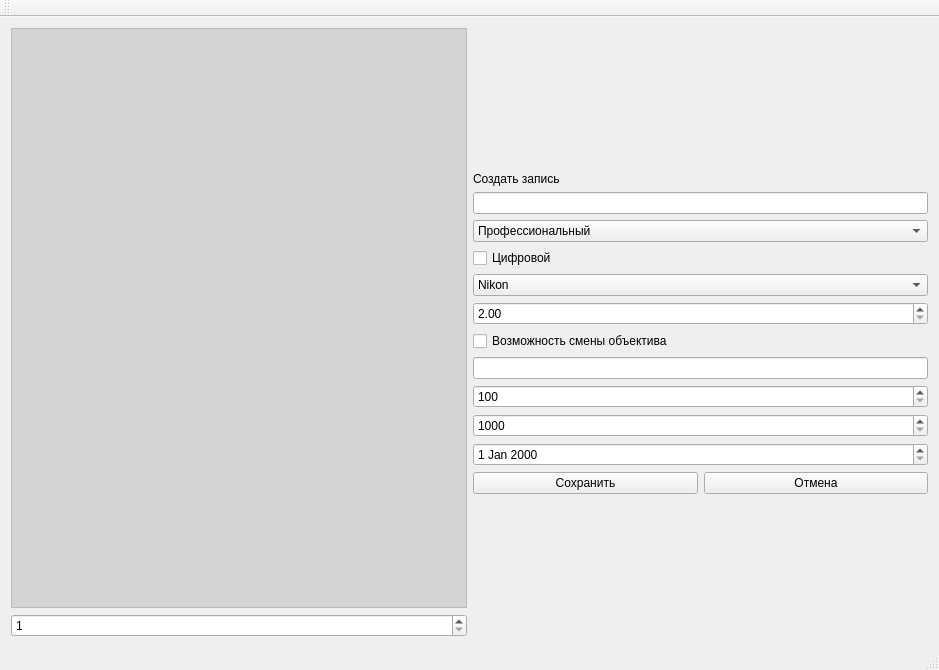
Sapfir0/ProgramLab, file mainwindow.ui: the form before one commit.
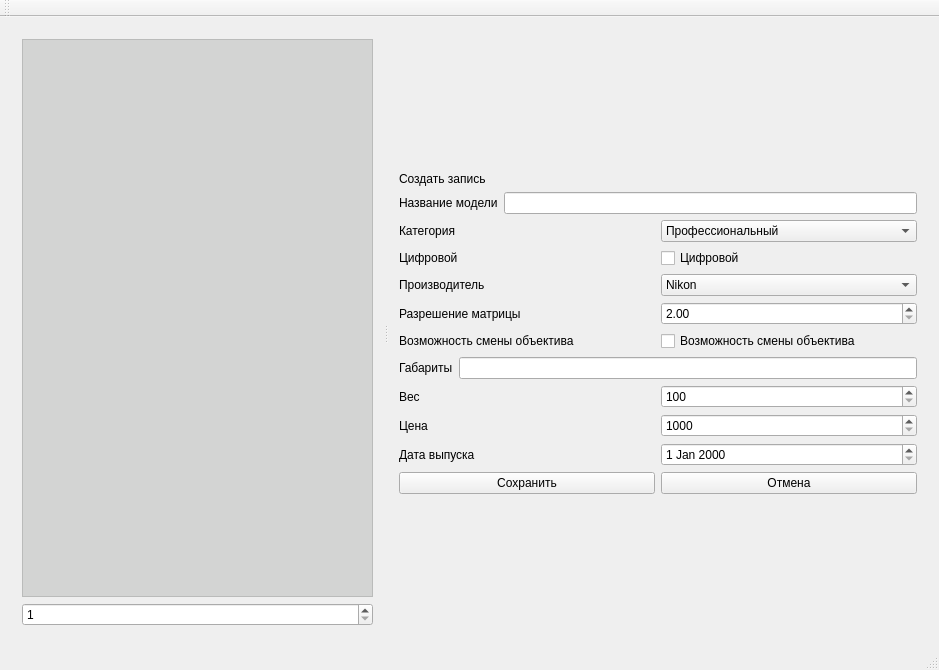
The form after the commit.

Patch:
```diff
--- a/mainwindow.ui
+++ b/mainwindow.ui
@@ -16,6 +16,11 @@
   <widget class="QWidget" name="centralWidget">
    <layout class="QGridLayout" name="gridLayout">
     <item row="0" column="0">
+     <widget class="QSplitter" name="splitter">
+      <property name="orientation">
+       <enum>Qt::Horizontal</enum>
+      </property>
+      <widget class="QWidget" name="">
      <layout class="QHBoxLayout" name="horizontalLayout_3">
       <item>
        <layout class="QVBoxLayout" name="verticalLayout_2">
@@ -42,7 +47,9 @@
         </item>
        </layout>
       </item>
-      <item>
+       </layout>
+      </widget>
+      <widget class="QWidget" name="">
        <layout class="QVBoxLayout" name="verticalLayout_3">
         <item>
          <layout class="QVBoxLayout" name="verticalLayout">
@@ -67,12 +74,32 @@
            </widget>
           </item>
           <item>
+           <layout class="QHBoxLayout" name="horizontalLayout_4">
+            <item>
+             <widget class="QLabel" name="label_2">
+              <property name="text">
+               <string>Название модели</string>
+              </property>
+             </widget>
+            </item>
+            <item>
            <widget class="QLineEdit" name="nameOfModel">
             <property name="text">
              <string/>
             </property>
            </widget>
           </item>
+           </layout>
+          </item>
+          <item>
+           <layout class="QHBoxLayout" name="horizontalLayout_5">
+            <item>
+             <widget class="QLabel" name="label_3">
+              <property name="text">
+               <string>Категория</string>
+              </property>
+             </widget>
+            </item>
           <item>
            <widget class="QComboBox" name="category">
             <item>
@@ -92,6 +119,17 @@
             </item>
            </widget>
           </item>
+           </layout>
+          </item>
+          <item>
+           <layout class="QHBoxLayout" name="horizontalLayout_6">
+            <item>
+             <widget class="QLabel" name="label_4">
+              <property name="text">
+               <string>Цифровой</string>
+              </property>
+             </widget>
+            </item>
           <item>
            <widget class="QCheckBox" name="analogOrNot">
             <property name="text">
@@ -99,6 +137,17 @@
             </property>
            </widget>
           </item>
+           </layout>
+          </item>
+          <item>
+           <layout class="QHBoxLayout" name="horizontalLayout_7">
+            <item>
+             <widget class="QLabel" name="label_5">
+              <property name="text">
+               <string>Производитель</string>
+              </property>
+             </widget>
+            </item>
           <item>
            <widget class="QComboBox" name="producer">
             <item>
@@ -133,6 +182,17 @@
             </item>
            </widget>
           </item>
+           </layout>
+          </item>
+          <item>
+           <layout class="QHBoxLayout" name="horizontalLayout_8">
+            <item>
+             <widget class="QLabel" name="label_6">
+              <property name="text">
+               <string>Разрешение матрицы</string>
+              </property>
+             </widget>
+            </item>
           <item>
            <widget class="QDoubleSpinBox" name="matrixResolution">
             <property name="minimum">
@@ -143,6 +203,17 @@
             </property>
            </widget>
           </item>
+           </layout>
+          </item>
+          <item>
+           <layout class="QHBoxLayout" name="horizontalLayout_9">
+            <item>
+             <widget class="QLabel" name="label_7">
+              <property name="text">
+               <string>Возможность смены объектива</string>
+              </property>
+             </widget>
+            </item>
           <item>
            <widget class="QCheckBox" name="changeLens">
             <property name="text">
@@ -150,6 +221,17 @@
             </property>
            </widget>
           </item>
+           </layout>
+          </item>
+          <item>
+           <layout class="QHBoxLayout" name="horizontalLayout_10">
+            <item>
+             <widget class="QLabel" name="label_8">
+              <property name="text">
+               <string>Габариты</string>
+              </property>
+             </widget>
+            </item>
           <item>
            <widget class="QLineEdit" name="size">
             <property name="text">
@@ -157,6 +239,17 @@
             </property>
            </widget>
           </item>
+           </layout>
+          </item>
+          <item>
+           <layout class="QHBoxLayout" name="horizontalLayout_11">
+            <item>
+             <widget class="QLabel" name="label_9">
+              <property name="text">
+               <string>Вес</string>
+              </property>
+             </widget>
+            </item>
           <item>
            <widget class="QSpinBox" name="weight">
             <property name="minimum">
@@ -167,6 +260,17 @@
             </property>
            </widget>
           </item>
+           </layout>
+          </item>
+          <item>
+           <layout class="QHBoxLayout" name="horizontalLayout_12">
+            <item>
+             <widget class="QLabel" name="label_10">
+              <property name="text">
+               <string>Цена</string>
+              </property>
+             </widget>
+            </item>
           <item>
            <widget class="QSpinBox" name="cost">
             <property name="minimum">
@@ -177,9 +281,22 @@
             </property>
            </widget>
           </item>
+           </layout>
+          </item>
+          <item>
+           <layout class="QHBoxLayout" name="horizontalLayout_13">
+            <item>
+             <widget class="QLabel" name="label_11">
+              <property name="text">
+               <string>Дата выпуска</string>
+              </property>
+             </widget>
+            </item>
           <item>
            <widget class="QDateEdit" name="date"/>
           </item>
+           </layout>
+          </item>
           <item>
            <layout class="QHBoxLayout" name="horizontalLayout_2">
             <item>
@@ -214,8 +331,8 @@
          </layout>
         </item>
        </layout>
-      </item>
-     </layout>
+      </widget>
+     </widget>
     </item>
    </layout>
   </widget>
```
Left out of the diff: 2 changed lines with no effect on the pictures. Lines whose indentation alone changed are shown as unchanged.
